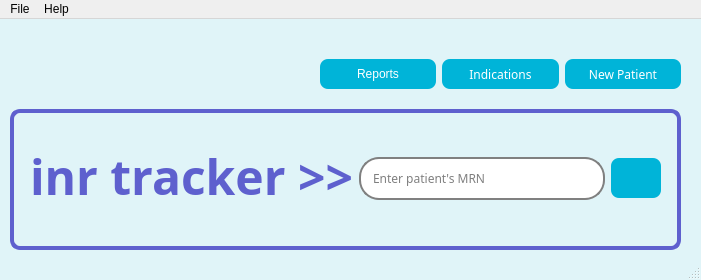
Before: the Qt Designer form resource/uic/main_ui.ui in xyang-github/INR_Tracker, drawn with Qt 5.
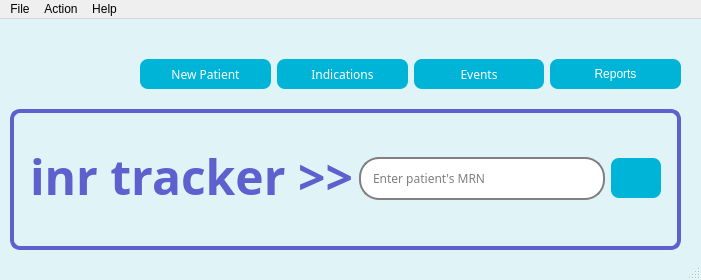
After: the same form once the commit is applied. Icons and pictures are not drawn.

Commit message: Added a push button for events

The edit to the form file:
```diff
--- a/resource/uic/main_ui.ui
+++ b/resource/uic/main_ui.ui
@@ -156,80 +156,13 @@
    <widget class="QWidget" name="layoutWidget">
     <property name="geometry">
      <rect>
-      <x>320</x>
+      <x>140</x>
       <y>30</y>
-      <width>361</width>
+      <width>541</width>
       <height>51</height>
      </rect>
     </property>
     <layout class="QHBoxLayout" name="lytButtons">
-     <item>
-      <widget class="QPushButton" name="btnReports">
-       <property name="minimumSize">
-        <size>
-         <width>0</width>
-         <height>30</height>
-        </size>
-       </property>
-       <property name="text">
-        <string>Reports</string>
-       </property>
-       <property name="icon">
-        <iconset resource="../resource/resource.qrc">
-         <normaloff>:/icon/report.png</normaloff>:/icon/report.png</iconset>
-       </property>
-       <property name="iconSize">
-        <size>
-         <width>20</width>
-         <height>20</height>
-        </size>
-       </property>
-      </widget>
-     </item>
-     <item>
-      <widget class="QPushButton" name="btnIndications">
-       <property name="minimumSize">
-        <size>
-         <width>0</width>
-         <height>30</height>
-        </size>
-       </property>
-       <property name="font">
-        <font>
-         <family>Readex Pro</family>
-         <pointsize>-1</pointsize>
-         <weight>50</weight>
-         <italic>false</italic>
-         <bold>false</bold>
-        </font>
-       </property>
-       <property name="toolTip">
-        <string>Add, edit or delete indications</string>
-       </property>
-       <property name="statusTip">
-        <string>Update indication list</string>
-       </property>
-       <property name="styleSheet">
-        <string notr="true"/>
-       </property>
-       <property name="text">
-        <string>Indications</string>
-       </property>
-       <property name="icon">
-        <iconset resource="../resource/resource.qrc">
-         <normaloff>:/icon/add.png</normaloff>:/icon/add.png</iconset>
-       </property>
-       <property name="iconSize">
-        <size>
-         <width>20</width>
-         <height>20</height>
-        </size>
-       </property>
-       <property name="shortcut">
-        <string>Ctrl+N</string>
-       </property>
-      </widget>
-     </item>
      <item>
       <widget class="QPushButton" name="btnNewPatient">
        <property name="minimumSize">
@@ -274,6 +207,123 @@
        </property>
       </widget>
      </item>
+     <item>
+      <widget class="QPushButton" name="btnIndications">
+       <property name="minimumSize">
+        <size>
+         <width>0</width>
+         <height>30</height>
+        </size>
+       </property>
+       <property name="font">
+        <font>
+         <family>Readex Pro</family>
+         <pointsize>-1</pointsize>
+         <weight>50</weight>
+         <italic>false</italic>
+         <bold>false</bold>
+        </font>
+       </property>
+       <property name="toolTip">
+        <string>Add, edit or delete indications</string>
+       </property>
+       <property name="statusTip">
+        <string>Update indication list</string>
+       </property>
+       <property name="styleSheet">
+        <string notr="true"/>
+       </property>
+       <property name="text">
+        <string>Indications</string>
+       </property>
+       <property name="icon">
+        <iconset resource="../resource.qrc">
+         <normaloff>:/icons/img/add.png</normaloff>:/icons/img/add.png</iconset>
+       </property>
+       <property name="iconSize">
+        <size>
+         <width>20</width>
+         <height>20</height>
+        </size>
+       </property>
+       <property name="shortcut">
+        <string>Ctrl+N</string>
+       </property>
+      </widget>
+     </item>
+     <item>
+      <widget class="QPushButton" name="btnEvents">
+       <property name="minimumSize">
+        <size>
+         <width>0</width>
+         <height>30</height>
+        </size>
+       </property>
+       <property name="font">
+        <font>
+         <family>Readex Pro</family>
+         <pointsize>-1</pointsize>
+         <weight>50</weight>
+         <italic>false</italic>
+         <bold>false</bold>
+        </font>
+       </property>
+       <property name="toolTip">
+        <string>Add, edit or delete events</string>
+       </property>
+       <property name="statusTip">
+        <string>Update event list</string>
+       </property>
+       <property name="styleSheet">
+        <string notr="true"/>
+       </property>
+       <property name="text">
+        <string>Events</string>
+       </property>
+       <property name="icon">
+        <iconset resource="../resource.qrc">
+         <normaloff>:/icons/img/add.png</normaloff>:/icons/img/add.png</iconset>
+       </property>
+       <property name="iconSize">
+        <size>
+         <width>20</width>
+         <height>20</height>
+        </size>
+       </property>
+       <property name="shortcut">
+        <string>Ctrl+N</string>
+       </property>
+      </widget>
+     </item>
+     <item>
+      <widget class="QPushButton" name="btnReports">
+       <property name="minimumSize">
+        <size>
+         <width>0</width>
+         <height>30</height>
+        </size>
+       </property>
+       <property name="toolTip">
+        <string>View clinic reports</string>
+       </property>
+       <property name="statusTip">
+        <string>View clinic reports</string>
+       </property>
+       <property name="text">
+        <string>Reports</string>
+       </property>
+       <property name="icon">
+        <iconset resource="../resource.qrc">
+         <normaloff>:/icons/img/report.png</normaloff>:/icons/img/report.png</iconset>
+       </property>
+       <property name="iconSize">
+        <size>
+         <width>20</width>
+         <height>20</height>
+        </size>
+       </property>
+      </widget>
+     </item>
     </layout>
    </widget>
    <widget class="QWidget" name="layoutWidget">
@@ -700,9 +750,19 @@
     <property name="title">
      <string>Help</string>
     </property>
-    <addaction name="actionINR_Tracker_Help"/>
+    <addaction name="menuHelpDialog"/>
+   </widget>
+   <widget class="QMenu" name="menuAction">
+    <property name="title">
+     <string>Action</string>
+    </property>
+    <addaction name="menuNewPatient_2"/>
+    <addaction name="menuIndications"/>
+    <addaction name="menuEvents"/>
+    <addaction name="menuReports"/>
    </widget>
    <addaction name="menuFile"/>
+   <addaction name="menuAction"/>
    <addaction name="menuHelp"/>
   </widget>
   <action name="actionExit">
```
Left out of the diff: 53 changed lines with no effect on the pictures. The commit also changes 2 other files.
